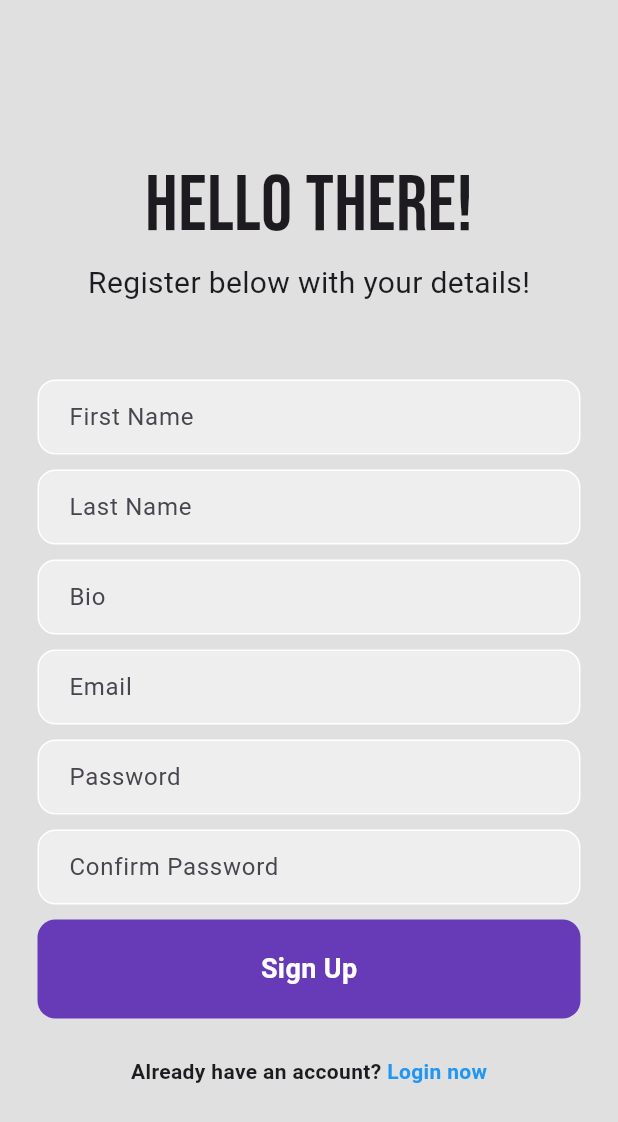
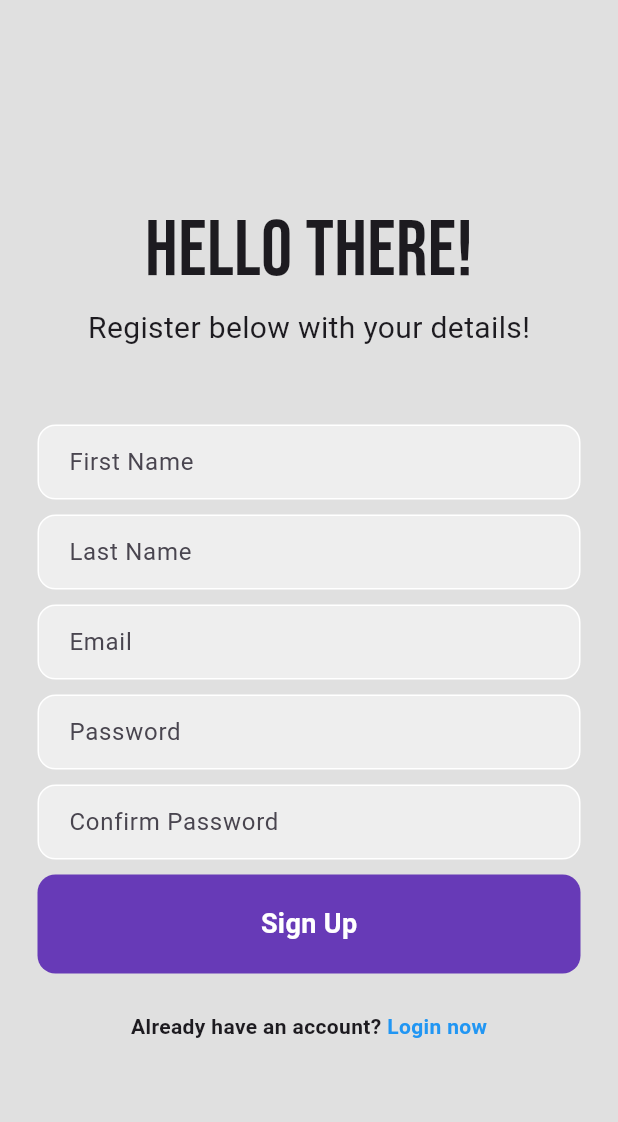
Before and after one commit to OmarYasser810/Firebase-authentcation-flutter, a Flutter app: the RegisterPage screen opened directly with empty values, after a tap on "Sign Up", on a phone screen of 412 x 824 dp. Shown: the top 1122 px of the screen. Run offline on Flutter 3.47's test engine with Material 3 defaults, Android fonts, the phone set to English and light mode, and no system bars; our stand-ins replace cloud_firestore, firebase_auth, firebase_core; accounts and stored records are empty; network calls fail.

```diff
--- a/lib/pages/register_page.dart
+++ b/lib/pages/register_page.dart
@@ -13,7 +13,6 @@ class RegisterPage extends StatefulWidget {
 class _RegisterPageState extends State<RegisterPage> {
 	final _firstNameController = TextEditingController();
 	final _lastNameController = TextEditingController();
-	final _bioController = TextEditingController();
 	final _emailController = TextEditingController();
   final _passwordController = TextEditingController();
 	final _confirmPasswordController = TextEditingController();
@@ -28,17 +27,15 @@ class _RegisterPageState extends State<RegisterPage> {
 		await addUserDetails(
 			_firstNameController.text.trim(),
 			_lastNameController.text.trim(),
-			_bioController.text.trim(),
 			_emailController.text.trim(),
 		);
 	}
 
-	Future addUserDetails(String firstName, String lastName, String bio, String email) async {
+	Future addUserDetails(String firstName, String lastName, String email) async {
 		// add user details to firestore
 		await FirebaseFirestore.instance.collection('users').add({
 			'first name': firstName,
 			'last name': lastName,
-			'bio': bio,
 			'email': email,
 		});
 	}
@@ -55,7 +52,6 @@ class _RegisterPageState extends State<RegisterPage> {
     _confirmPasswordController.dispose();
     _firstNameController.dispose();
     _lastNameController.dispose();
-    _bioController.dispose();
     super.dispose();
   }
 
@@ -119,29 +115,6 @@ class _RegisterPageState extends State<RegisterPage> {
 												decoration: InputDecoration(
 													border: InputBorder.none,
 													hintText: 'Last Name',
-												),
-											),
-										),
-									),
-								),
-								SizedBox(height: 10),
-
-								// bio textfield
-								Padding(
-									padding: const EdgeInsets.symmetric(horizontal: 25.0),
-									child: Container(
-										decoration: BoxDecoration(
-											color: Colors.grey[200],
-											border: Border.all(color: Colors.white),
-											borderRadius: BorderRadius.circular(12),
-										),
-										child: Padding(
-											padding: const EdgeInsets.only(left: 20.0),
-											child: TextField(
-												controller: _bioController,
-												decoration: InputDecoration(
-													border: InputBorder.none,
-													hintText: 'Bio',
 												),
 											),
 										),
```
